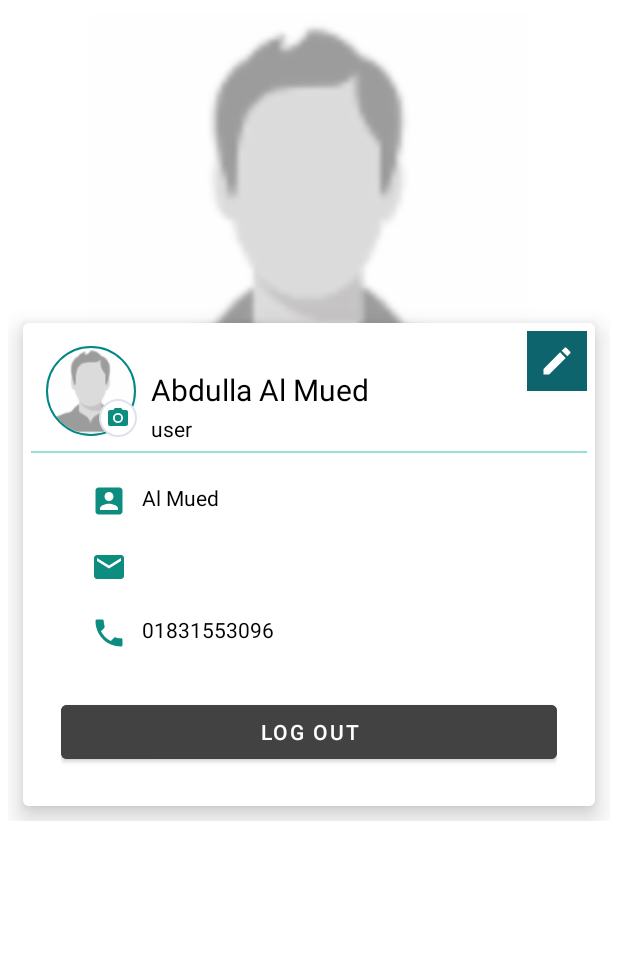
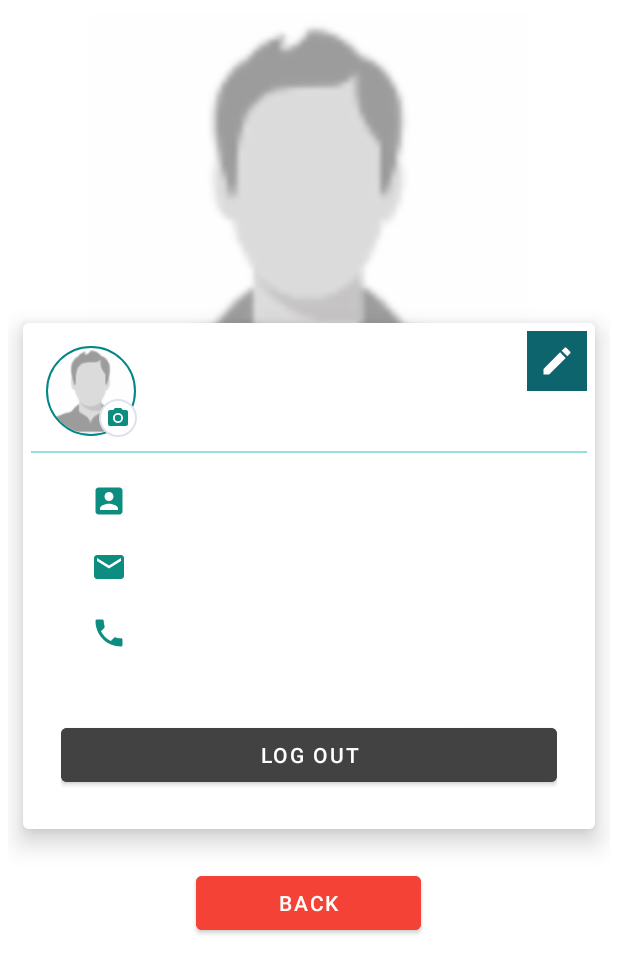
Before and after one commit to Abdulla-Al-Mued/fundForChangeTest, an Android app: the profile screen opened directly, with no data from a screen before it, on a phone screen of 412 x 824 dp. Shown: the top 973 px of the screen. Run offline under Robolectric (Android 15) with nearby library versions, the phone set to English and light mode, and no system bars; our stand-ins replace CircleImageView, Firebase (no records; nobody signed in at launch, a user with empty details on screens opened directly); Roboto replaces fonts that are not available here.

Commit message:
update profile and app exit done

```diff
--- a/app/src/main/AndroidManifest.xml
+++ b/app/src/main/AndroidManifest.xml
@@ -9,6 +9,9 @@
         android:roundIcon="@mipmap/ic_launcher_round"
         android:supportsRtl="true"
         android:theme="@style/Theme.FundForChangeTest">
+        <activity
+            android:name=".activities.updateProfile"
+            android:exported="false" />
         <activity
             android:name=".otpVerification.otpVerification"
             android:exported="false" />
--- a/app/src/main/java/com/example/fundforchangetest/activities/profile.java
+++ b/app/src/main/java/com/example/fundforchangetest/activities/profile.java
@@ -7,6 +7,7 @@ import android.content.SharedPreferences;
 import android.os.Bundle;
 import android.view.View;
 import android.widget.Button;
+import android.widget.ImageButton;
 import android.widget.TextView;
 
 import com.example.fundforchangetest.R;
@@ -21,8 +22,8 @@ import java.util.List;
 
 public class profile extends AppCompatActivity {
     TextView email, name, Name, phone, role;
-    Button logOut;
-    String mail;
+    Button logOut, back;
+    ImageButton edit;
     FirebaseFirestore db = FirebaseFirestore.getInstance();
 
     @Override
@@ -36,13 +37,17 @@ public class profile extends AppCompatActivity {
         Name = findViewById(R.id.NAME);
         phone = findViewById(R.id.phone);
         role = findViewById(R.id.role);
+        edit = findViewById(R.id.editProfile);
+        back = findViewById(R.id.back);
+
+
+
 
 
 
 
         SharedPreferences sp = getSharedPreferences("datafile",MODE_PRIVATE);
-        mail = sp.getString("email","");
-        email.setText(mail);
+
 
 
         SharedPreferences sp3 = getSharedPreferences("datafile3",MODE_PRIVATE);
@@ -51,6 +56,23 @@ public class profile extends AppCompatActivity {
 
 
         setProfileDetails();
+
+        edit.setOnClickListener(new View.OnClickListener() {
+            @Override
+            public void onClick(View v) {
+
+                Intent intent = new Intent(getApplicationContext(), updateProfile.class);
+                startActivity(intent);
+            }
+        });
+
+        back.setOnClickListener(new View.OnClickListener() {
+            @Override
+            public void onClick(View v) {
+                Intent intent = new Intent(getApplicationContext(), UserMainActivity.class);
+                startActivity(intent);
+            }
+        });
 
         logOut.setOnClickListener(new View.OnClickListener() {
             @Override
@@ -91,6 +113,7 @@ public class profile extends AppCompatActivity {
 
                             Name.setText(d.getString("name"));
                             name.setText(d.getString("name"));
+                            email.setText(d.getString("email"));
                             phone.setText(d.getString("phone"));
                             role.setText(d.getString("role"));
 
--- a/app/src/main/res/layout/activity_profile.xml
+++ b/app/src/main/res/layout/activity_profile.xml
@@ -77,7 +77,7 @@
                         android:layout_height="wrap_content"
                         android:layout_marginStart="80dp"
                         android:layout_marginTop="25dp"
-                        android:text="Abdulla Al Mued"
+                        android:text=""
                         android:textColor="@color/black"
                         android:textSize="20sp" />
 
@@ -87,16 +87,17 @@
                         android:layout_height="wrap_content"
                         android:layout_marginLeft="80dp"
                         android:layout_marginTop="55dp"
-                        android:text="user"
+                        android:text=""
                         android:textColor="@color/black"/>
 
                     <ImageButton
+                        android:id="@+id/editProfile"
                         android:layout_width="40dp"
                         android:layout_height="40dp"
                         android:layout_alignParentRight="true"
                         android:background="#0E646D"
-                        android:src="@drawable/ic_edit_profile"
-                        android:contentDescription="TODO" />
+                        android:contentDescription="TODO"
+                        android:src="@drawable/ic_edit_profile" />
 
 
                 </RelativeLayout>
@@ -115,7 +116,7 @@
                     android:padding="10dp"
                     android:layout_marginLeft="30dp"
                     android:layout_marginTop="10dp"
-                    android:text="Al Mued"
+                    android:text=""
                     android:drawablePadding="10dp"
                     android:drawableLeft="@drawable/ic_account"
                     android:textColor="@color/black"/>
@@ -125,7 +126,7 @@
                     android:layout_height="wrap_content"
                     android:padding="10dp"
                     android:layout_marginLeft="30dp"
-                    android:text="abdullaalmuid101@gmail.com"
+                    android:text=""
                     android:drawablePadding="10dp"
                     android:drawableLeft="@drawable/ic_email_profile"
                     android:textColor="@color/black"/>
@@ -135,7 +136,7 @@
                     android:layout_height="wrap_content"
                     android:padding="10dp"
                     android:layout_marginLeft="30dp"
-                    android:text="01831553096"
+                    android:text=""
                     android:drawablePadding="10dp"
                     android:drawableLeft="@drawable/ic_phone_profile"
                     android:textColor="@color/black"/>
@@ -145,6 +146,7 @@
                     android:padding="20dp">
 
                     <Button
+                        android:layout_marginTop="15dp"
                         android:layout_width="match_parent"
                         android:layout_height="wrap_content"
                         android:backgroundTint="@color/cardview_dark_background"
@@ -160,9 +162,16 @@
             </LinearLayout>
 
 
-
-
         </com.google.android.material.card.MaterialCardView>
+        <Button
+            android:id="@+id/back"
+            android:layout_marginTop="15dp"
+            android:layout_width="150dp"
+            android:layout_height="wrap_content"
+            android:backgroundTint="#F44336"
+            android:layout_gravity="center"
+            android:text="back"
+            android:layout_below="@+id/logout"/>
 
 
     </LinearLayout>
```
Also changed, not shown: app/src/main/java/com/example/fundforchangetest/activities/home.java (+26 -1 lines), app/src/main/java/com/example/fundforchangetest/activities/updateProfile.java (added, +153 -0 lines), app/src/main/res/layout/activity_home.xml (+4 -8 lines), app/src/main/res/layout/activity_update_profile.xml (added, +123 -0 lines).
